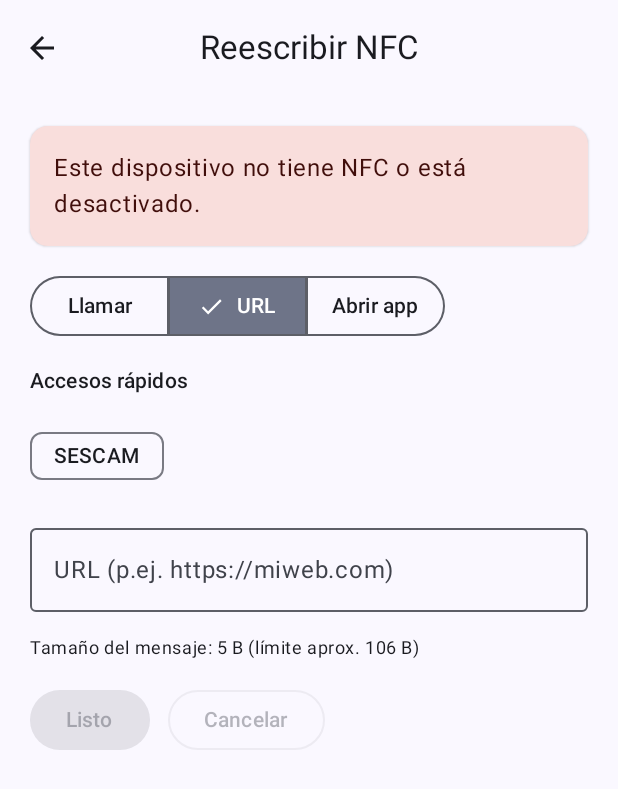
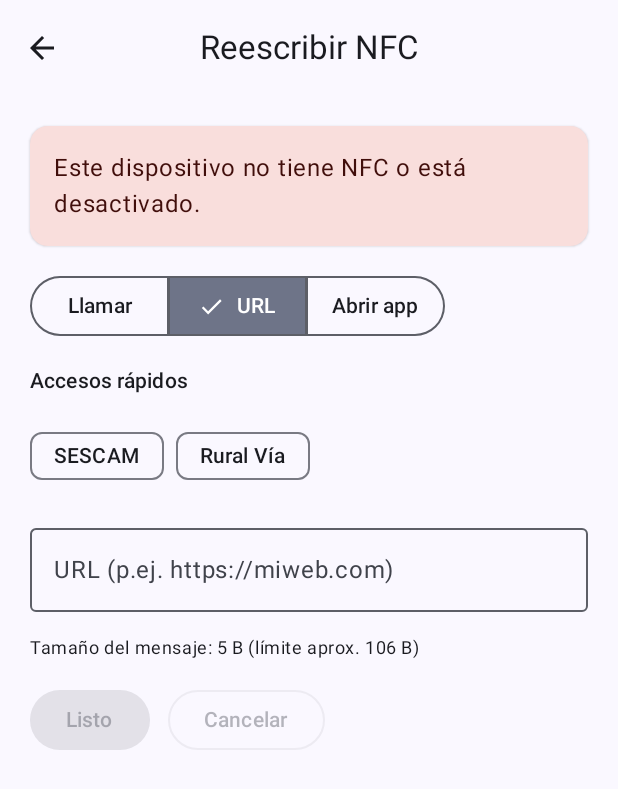
Before and after one commit to luciapolo/ConTacto, an Android app built with Jetpack Compose: the NfcRewriteActivity screen opened directly, with no data from a screen before it, after a tap on "URL", on a phone screen of 412 x 824 dp. Shown: the top 789 px of the screen. Run offline under Robolectric (Android 15) with nearby library versions, the phone set to English and light mode, and no system bars.

Commit message:
Añadir rural via a accesos directos

```diff
--- a/app/src/main/java/com/example/contacto/nfc/NfcRewriteActivity.kt
+++ b/app/src/main/java/com/example/contacto/nfc/NfcRewriteActivity.kt
@@ -108,7 +108,8 @@ private data class QuickLink(val label: String, val url: String)
 
 // Edita esta lista a tu gusto
 private val defaultQuickLinks = listOf(
-    QuickLink("SESCAM", "https://sescam.jccm.es/misaluddigital/app/inicio")
+    QuickLink("SESCAM", "https://sescam.jccm.es/misaluddigital/app/inicio"),
+    QuickLink("Rural Vía", "https://bancadigital.ruralvia.com/CA-FRONT/NBE/web/particulares/#/login")
 )
 
 @OptIn(ExperimentalMaterial3Api::class)
```
